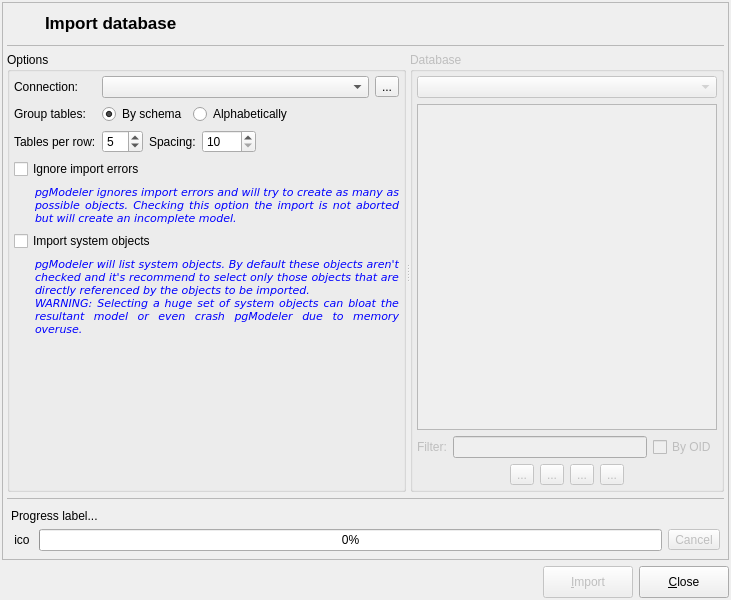
pgmodeler/pgmodeler, file libpgmodeler_ui/ui/databaseimportform.ui: the form before one commit.
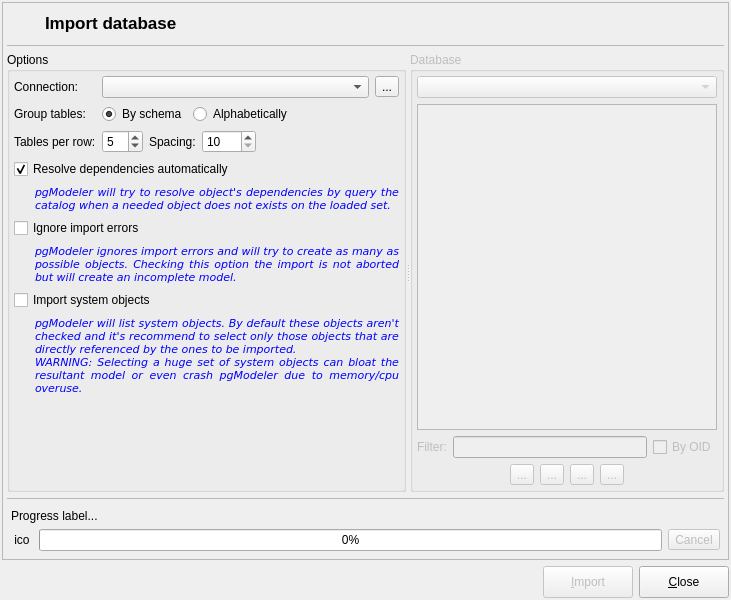
The form after the commit. Icons and pictures are not drawn.

Commit message: DatabaseImportHelper implementation checkpoint. Added methods to retrieve views, rules, triggers and indexes (incomplete)

```diff
--- a/libpgmodeler_ui/ui/databaseimportform.ui
+++ b/libpgmodeler_ui/ui/databaseimportform.ui
@@ -278,6 +278,115 @@
              <property name="bottomMargin">
               <number>4</number>
              </property>
+             <item row="7" column="0" colspan="5">
+              <layout class="QGridLayout" name="gridLayout_7">
+               <item row="0" column="0" colspan="2">
+                <widget class="QCheckBox" name="import_sys_objs_chk">
+                 <property name="sizePolicy">
+                  <sizepolicy hsizetype="Expanding" vsizetype="Fixed">
+                   <horstretch>0</horstretch>
+                   <verstretch>0</verstretch>
+                  </sizepolicy>
+                 </property>
+                 <property name="text">
+                  <string>Import system objects</string>
+                 </property>
+                </widget>
+               </item>
+               <item row="1" column="0">
+                <spacer name="horizontalSpacer_5">
+                 <property name="orientation">
+                  <enum>Qt::Horizontal</enum>
+                 </property>
+                 <property name="sizeType">
+                  <enum>QSizePolicy::Fixed</enum>
+                 </property>
+                 <property name="sizeHint" stdset="0">
+                  <size>
+                   <width>15</width>
+                   <height>20</height>
+                  </size>
+                 </property>
+                </spacer>
+               </item>
+               <item row="1" column="1">
+                <widget class="QLabel" name="hint2_lbl">
+                 <property name="enabled">
+                  <bool>true</bool>
+                 </property>
+                 <property name="sizePolicy">
+                  <sizepolicy hsizetype="Expanding" vsizetype="Preferred">
+                   <horstretch>0</horstretch>
+                   <verstretch>0</verstretch>
+                  </sizepolicy>
+                 </property>
+                 <property name="palette">
+                  <palette>
+                   <active>
+                    <colorrole role="WindowText">
+                     <brush brushstyle="SolidPattern">
+                      <color alpha="255">
+                       <red>0</red>
+                       <green>0</green>
+                       <blue>255</blue>
+                      </color>
+                     </brush>
+                    </colorrole>
+                   </active>
+                   <inactive>
+                    <colorrole role="WindowText">
+                     <brush brushstyle="SolidPattern">
+                      <color alpha="255">
+                       <red>0</red>
+                       <green>0</green>
+                       <blue>255</blue>
+                      </color>
+                     </brush>
+                    </colorrole>
+                   </inactive>
+                   <disabled>
+                    <colorrole role="WindowText">
+                     <brush brushstyle="SolidPattern">
+                      <color alpha="255">
+                       <red>117</red>
+                       <green>114</green>
+                       <blue>112</blue>
+                      </color>
+                     </brush>
+                    </colorrole>
+                   </disabled>
+                  </palette>
+                 </property>
+                 <property name="font">
+                  <font>
+                   <family>DejaVu Sans</family>
+                   <pointsize>8</pointsize>
+                   <italic>true</italic>
+                  </font>
+                 </property>
+                 <property name="text">
+                  <string>pgModeler will list system objects. By default these objects aren't checked and it's recommend to select only those objects that are directly referenced by the ones to be imported.
+WARNING: Selecting a huge set of system objects can bloat the resultant model or even crash pgModeler due to memory/cpu overuse.</string>
+                 </property>
+                 <property name="textFormat">
+                  <enum>Qt::PlainText</enum>
+                 </property>
+                 <property name="alignment">
+                  <set>Qt::AlignJustify|Qt::AlignVCenter</set>
+                 </property>
+                 <property name="wordWrap">
+                  <bool>true</bool>
+                 </property>
+                 <property name="margin">
+                  <number>0</number>
+                 </property>
+                 <property name="indent">
+                  <number>20</number>
+                 </property>
+                </widget>
+               </item>
+              </layout>
+             </item>
              <item row="0" column="0">
               <widget class="QLabel" name="connection_lbl">
                <property name="sizePolicy">
@@ -436,7 +545,7 @@
                </property>
               </spacer>
              </item>
-             <item row="3" column="0" colspan="5">
+             <item row="4" column="0" colspan="5">
               <layout class="QGridLayout" name="gridLayout_2">
                <item row="0" column="0" colspan="2">
                 <widget class="QCheckBox" name="ignore_errors_chk">
@@ -541,116 +650,7 @@
                </item>
               </layout>
              </item>
-             <item row="4" column="0" colspan="5">
-              <layout class="QGridLayout" name="gridLayout_7">
-               <item row="0" column="0" colspan="2">
-                <widget class="QCheckBox" name="import_sys_objs_chk">
-                 <property name="sizePolicy">
-                  <sizepolicy hsizetype="Expanding" vsizetype="Fixed">
-                   <horstretch>0</horstretch>
-                   <verstretch>0</verstretch>
-                  </sizepolicy>
-                 </property>
-                 <property name="text">
-                  <string>Import system objects</string>
-                 </property>
-                </widget>
-               </item>
-               <item row="1" column="0">
-                <spacer name="horizontalSpacer_5">
-                 <property name="orientation">
-                  <enum>Qt::Horizontal</enum>
-                 </property>
-                 <property name="sizeType">
-                  <enum>QSizePolicy::Fixed</enum>
-                 </property>
-                 <property name="sizeHint" stdset="0">
-                  <size>
-                   <width>15</width>
-                   <height>20</height>
-                  </size>
-                 </property>
-                </spacer>
-               </item>
-               <item row="1" column="1">
-                <widget class="QLabel" name="hint2_lbl">
-                 <property name="enabled">
-                  <bool>true</bool>
-                 </property>
-                 <property name="sizePolicy">
-                  <sizepolicy hsizetype="Expanding" vsizetype="Preferred">
-                   <horstretch>0</horstretch>
-                   <verstretch>0</verstretch>
-                  </sizepolicy>
-                 </property>
-                 <property name="palette">
-                  <palette>
-                   <active>
-                    <colorrole role="WindowText">
-                     <brush brushstyle="SolidPattern">
-                      <color alpha="255">
-                       <red>0</red>
-                       <green>0</green>
-                       <blue>255</blue>
-                      </color>
-                     </brush>
-                    </colorrole>
-                   </active>
-                   <inactive>
-                    <colorrole role="WindowText">
-                     <brush brushstyle="SolidPattern">
-                      <color alpha="255">
-                       <red>0</red>
-                       <green>0</green>
-                       <blue>255</blue>
-                      </color>
-                     </brush>
-                    </colorrole>
-                   </inactive>
-                   <disabled>
-                    <colorrole role="WindowText">
-                     <brush brushstyle="SolidPattern">
-                      <color alpha="255">
-                       <red>117</red>
-                       <green>114</green>
-                       <blue>112</blue>
-                      </color>
-                     </brush>
-                    </colorrole>
-                   </disabled>
-                  </palette>
-                 </property>
-                 <property name="font">
-                  <font>
-                   <family>DejaVu Sans</family>
-                   <pointsize>8</pointsize>
-                   <italic>true</italic>
-                  </font>
-                 </property>
-                 <property name="text">
-                  <string>pgModeler will list system objects. By default these objects aren't checked and it's recommend to select only those objects that are directly referenced by the objects to be imported.
-WARNING: Selecting a huge set of system objects can bloat the resultant model or even crash pgModeler due to memory overuse.</string>
-                 </property>
-                 <property name="textFormat">
-                  <enum>Qt::PlainText</enum>
-                 </property>
-                 <property name="alignment">
-                  <set>Qt::AlignJustify|Qt::AlignVCenter</set>
-                 </property>
-                 <property name="wordWrap">
-                  <bool>true</bool>
-                 </property>
-                 <property name="margin">
-                  <number>0</number>
-                 </property>
-                 <property name="indent">
-                  <number>20</number>
-                 </property>
-                </widget>
-               </item>
-              </layout>
-             </item>
-             <item row="5" column="0" colspan="5">
+             <item row="8" column="0" colspan="5">
               <spacer name="verticalSpacer">
                <property name="orientation">
                 <enum>Qt::Vertical</enum>
@@ -663,6 +663,114 @@
                </property>
               </spacer>
              </item>
+             <item row="3" column="0" colspan="5">
+              <layout class="QGridLayout" name="gridLayout_9">
+               <item row="0" column="0" colspan="2">
+                <widget class="QCheckBox" name="resolve_deps_chk">
+                 <property name="sizePolicy">
+                  <sizepolicy hsizetype="Expanding" vsizetype="Fixed">
+                   <horstretch>0</horstretch>
+                   <verstretch>0</verstretch>
+                  </sizepolicy>
+                 </property>
+                 <property name="text">
+                  <string>Resolve dependencies automatically</string>
+                 </property>
+                 <property name="checked">
+                  <bool>true</bool>
+                 </property>
+                </widget>
+               </item>
+               <item row="1" column="0">
+                <spacer name="horizontalSpacer_7">
+                 <property name="orientation">
+                  <enum>Qt::Horizontal</enum>
+                 </property>
+                 <property name="sizeType">
+                  <enum>QSizePolicy::Fixed</enum>
+                 </property>
+                 <property name="sizeHint" stdset="0">
+                  <size>
+                   <width>15</width>
+                   <height>20</height>
+                  </size>
+                 </property>
+                </spacer>
+               </item>
+               <item row="1" column="1">
+                <widget class="QLabel" name="hint3_lbl_2">
+                 <property name="enabled">
+                  <bool>true</bool>
+                 </property>
+                 <property name="sizePolicy">
+                  <sizepolicy hsizetype="Expanding" vsizetype="Preferred">
+                   <horstretch>0</horstretch>
+                   <verstretch>0</verstretch>
+                  </sizepolicy>
+                 </property>
+                 <property name="palette">
+                  <palette>
+                   <active>
+                    <colorrole role="WindowText">
+                     <brush brushstyle="SolidPattern">
+                      <color alpha="255">
+                       <red>0</red>
+                       <green>0</green>
+                       <blue>255</blue>
+                      </color>
+                     </brush>
+                    </colorrole>
+                   </active>
+                   <inactive>
+                    <colorrole role="WindowText">
+                     <brush brushstyle="SolidPattern">
+                      <color alpha="255">
+                       <red>0</red>
+                       <green>0</green>
+                       <blue>255</blue>
+                      </color>
+                     </brush>
+                    </colorrole>
+                   </inactive>
+                   <disabled>
+                    <colorrole role="WindowText">
+                     <brush brushstyle="SolidPattern">
+                      <color alpha="255">
+                       <red>117</red>
+                       <green>114</green>
+                       <blue>112</blue>
+                      </color>
+                     </brush>
+                    </colorrole>
+                   </disabled>
+                  </palette>
+                 </property>
+                 <property name="font">
+                  <font>
+                   <family>DejaVu Sans</family>
+                   <pointsize>8</pointsize>
+                   <italic>true</italic>
+                  </font>
+                 </property>
+                 <property name="text">
+                  <string>pgModeler will try to resolve object's dependencies by query the catalog when a needed object does not exists on the loaded set.</string>
+                 </property>
+                 <property name="textFormat">
+                  <enum>Qt::PlainText</enum>
+                 </property>
+                 <property name="alignment">
+                  <set>Qt::AlignJustify|Qt::AlignVCenter</set>
+                 </property>
+                 <property name="wordWrap">
+                  <bool>true</bool>
+                 </property>
+                 <property name="indent">
+                  <number>20</number>
+                 </property>
+                </widget>
+               </item>
+              </layout>
+             </item>
             </layout>
            </widget>
            <widget class="QGroupBox" name="database_gb">
```
Left out of the diff: 3 changed lines with no effect on the pictures. The commit also changes 9 other files.
